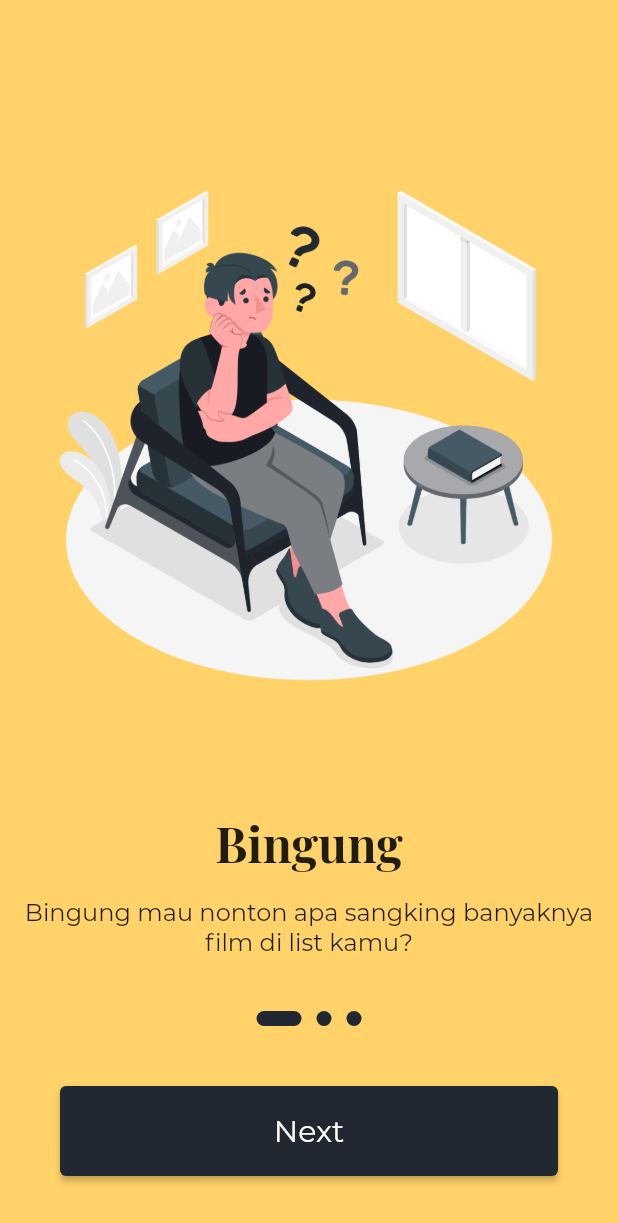
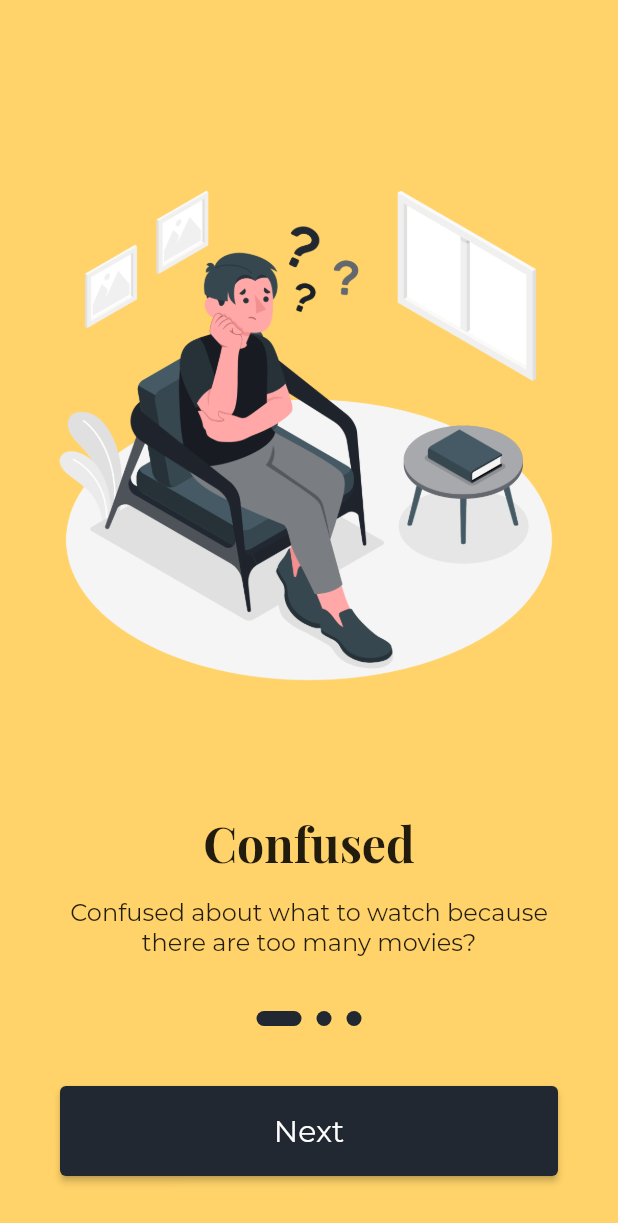
Before and after one commit to nafladiva/movielist-flutter, a Flutter app: the screen it shows after launch, on a phone screen of 412 x 824 dp. Shown: the top 1223 px of the screen. Run offline on Flutter 3.47's test engine with Material 2 defaults, Android fonts, the phone set to English and light mode, and no system bars.

Commit message:
change the language to English :zap:

```diff
--- a/lib/detail_screen.dart
+++ b/lib/detail_screen.dart
@@ -91,7 +91,7 @@ class DetailScreen extends StatelessWidget {
                       color: Color(0xFFFFD369).withOpacity(0.4),
                     ),
                     child: Padding(
-                      padding: const EdgeInsets.all(5.0),
+                      padding: const EdgeInsets.all(7.0),
                       child: Text(
                         movie.rating.toString(),
                         style: TextStyle(
--- a/lib/model/onboarding_content.dart
+++ b/lib/model/onboarding_content.dart
@@ -10,14 +10,14 @@ class OnBoardContent {
 List<OnBoardContent> contents = [
   OnBoardContent(
       image: 'images/onboarding1.png',
-      title: 'Bingung',
-      desc: 'Bingung mau nonton apa sangking banyaknya film di list kamu?'),
+      title: 'Confused',
+      desc: 'Confused about what to watch because there are too many movies?'),
   OnBoardContent(
       image: 'images/onboarding2.png',
-      title: 'Tidak tahu',
-      desc: 'Mau nonton filmnya tapi gak tau filmnya tentang apa?'),
+      title: 'Curious',
+      desc: "Want to watch a movie but don't know what it's about?"),
   OnBoardContent(
       image: 'images/onboarding3.png',
-      title: 'Tunggu apalagi!',
-      desc: 'Inilah saatnya kamu menggunakan Muvila!'),
+      title: "It's time!",
+      desc: "It's time for you to use Muvila"),
 ];
--- a/lib/name_screen.dart
+++ b/lib/name_screen.dart
@@ -29,7 +29,7 @@ class _NameScreenState extends State<NameScreen> {
                 height: 50,
               ),
               Text(
-                'Agar lebih akrab, bolehkah kami meminta namamu?',
+                'To be more familiar, may we ask your name?',
                 textAlign: TextAlign.center,
                 style: TextStyle(
                   color: Colors.white,
@@ -41,7 +41,7 @@ class _NameScreenState extends State<NameScreen> {
                 height: 20,
               ),
               Text(
-                'Nama kamu hanya kami gunakan untuk menyapamu, tidak ada yg perlu dikhawatirkan kok! Kalau tidak diisi juga tidak apa-apa :)',
+                "We only use your name to greet you, there's nothing to worry about! If you don't want to fill it, that's okay :)",
                 textAlign: TextAlign.center,
                 style: TextStyle(
                   color: Colors.white,
@@ -81,7 +81,7 @@ class _NameScreenState extends State<NameScreen> {
                     Text name = Text(nameController.text);
                     Navigator.of(context).pushReplacement(MaterialPageRoute(
                         builder: (_) => MainScreen(
-                              name: name.data == '' ? Text('Kamu') : name,
+                              name: name.data == '' ? Text('You') : name,
                             )));
                   },
                   child: Text(
--- a/lib/onboarding_screen.dart
+++ b/lib/onboarding_screen.dart
@@ -61,7 +61,8 @@ class _OnBoardingState extends State<OnBoarding> {
                       ),
                     ),
                     Padding(
-                      padding: const EdgeInsets.all(8.0),
+                      padding: const EdgeInsets.symmetric(
+                          vertical: 8.0, horizontal: 32.0),
                       child: Text(
                         contents[index].desc,
                         textAlign: TextAlign.center,
```
Also changed, not shown: lib/main_screen.dart (+54 -77 lines), lib/movielist_screen.dart (+3 -4 lines).
